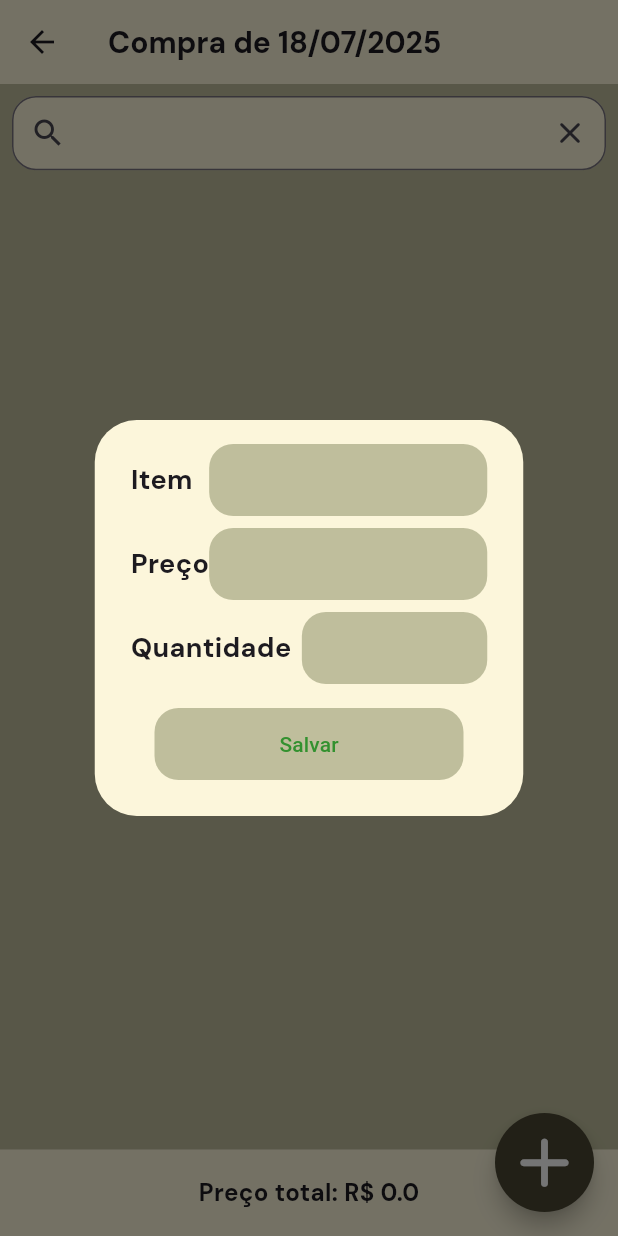
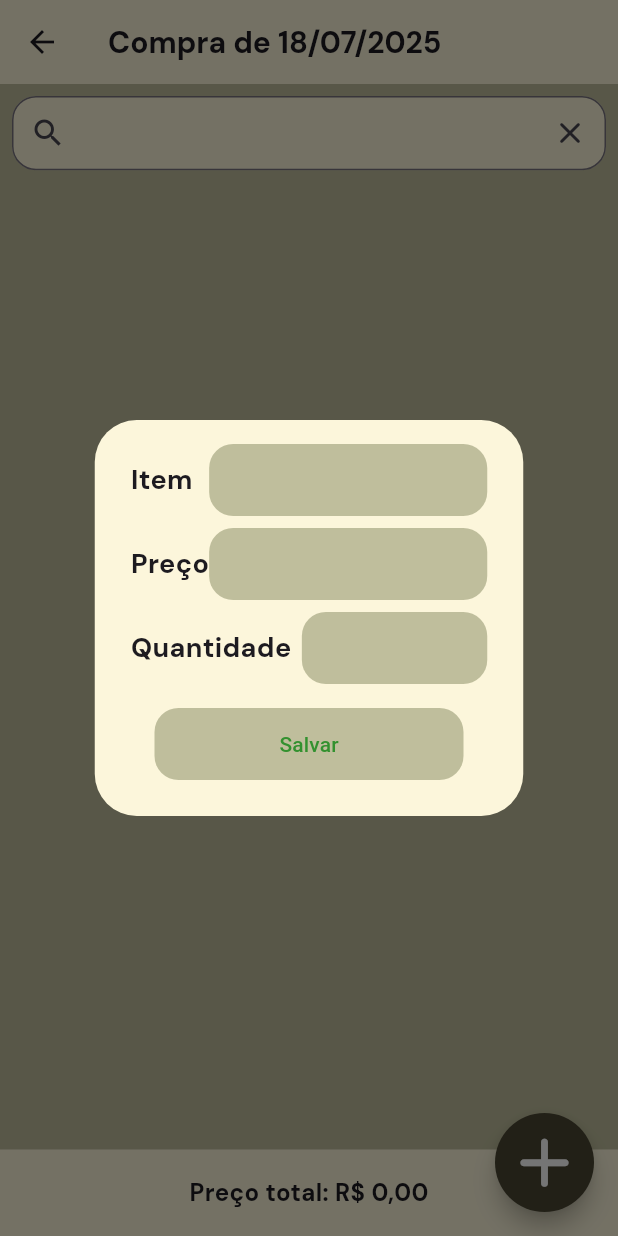
Before and after one commit to Mello8266/carrinho-compra, a Flutter app: the CardScreen screen opened directly with empty values, after a tap on the "add" icon, on a phone screen of 412 x 824 dp. Run offline on Flutter 3.47's test engine with Material 3 defaults, Android fonts, the phone set to English and light mode, and no system bars; our stand-ins replace hive, hive_flutter; accounts and stored records are empty.

Commit message:
Arrumar o calculo

```diff
--- a/carrinho_compra/lib/controller/card_screen_control.dart
+++ b/carrinho_compra/lib/controller/card_screen_control.dart
@@ -27,5 +27,11 @@ class CardScreenControl{
     return format;
   }
 
+  // Formatar num
+  String formatNum({required double n}){
+    String f = n.toStringAsFixed(2).replaceAll('.', ',');
+    return f;
+  }
+
 
 }
--- a/carrinho_compra/lib/view/card_screen.dart
+++ b/carrinho_compra/lib/view/card_screen.dart
@@ -76,7 +76,7 @@ class _CardScreenState extends State<CardScreen> {
           ),
 
           // Preço total
-          PriceWidget(price: 'Preço total: R\$ ${controllView.calcPriceTotal(list: itemList.itens)}',)
+          PriceWidget(price: 'Preço total: R\$ ${controllView.formatNum(n: controllView.calcPriceTotal(list: itemList.itens))}',)
         ],
       ),
     );
--- a/carrinho_compra/lib/widgets/card/card_item.dart
+++ b/carrinho_compra/lib/widgets/card/card_item.dart
@@ -1,3 +1,4 @@
+import 'package:carrinho_compra/controller/card_screen_control.dart';
 import 'package:carrinho_compra/modal/item.dart';
 import 'package:carrinho_compra/widgets/style.dart';
 import 'package:flutter/cupertino.dart';
@@ -5,6 +6,7 @@ import 'package:flutter/cupertino.dart';
 // ignore: must_be_immutable
 class CardItem extends StatelessWidget{
   Item item;
+  final cardScreenControl = CardScreenControl();
 
   CardItem({required this.item, super.key});
 
@@ -36,7 +38,7 @@ class CardItem extends StatelessWidget{
             const SizedBox(width: 75,),
 
             // Preço
-            SizedBox(width: 85, child: textCard(text: "R\$ ${item.priceTotal.call().toString()}"),)
+            SizedBox(width: 85, child: textCard(text: "R\$ ${cardScreenControl.formatNum(n: item.priceTotal.call())}"),)
           ],
         ),
       ),
```
